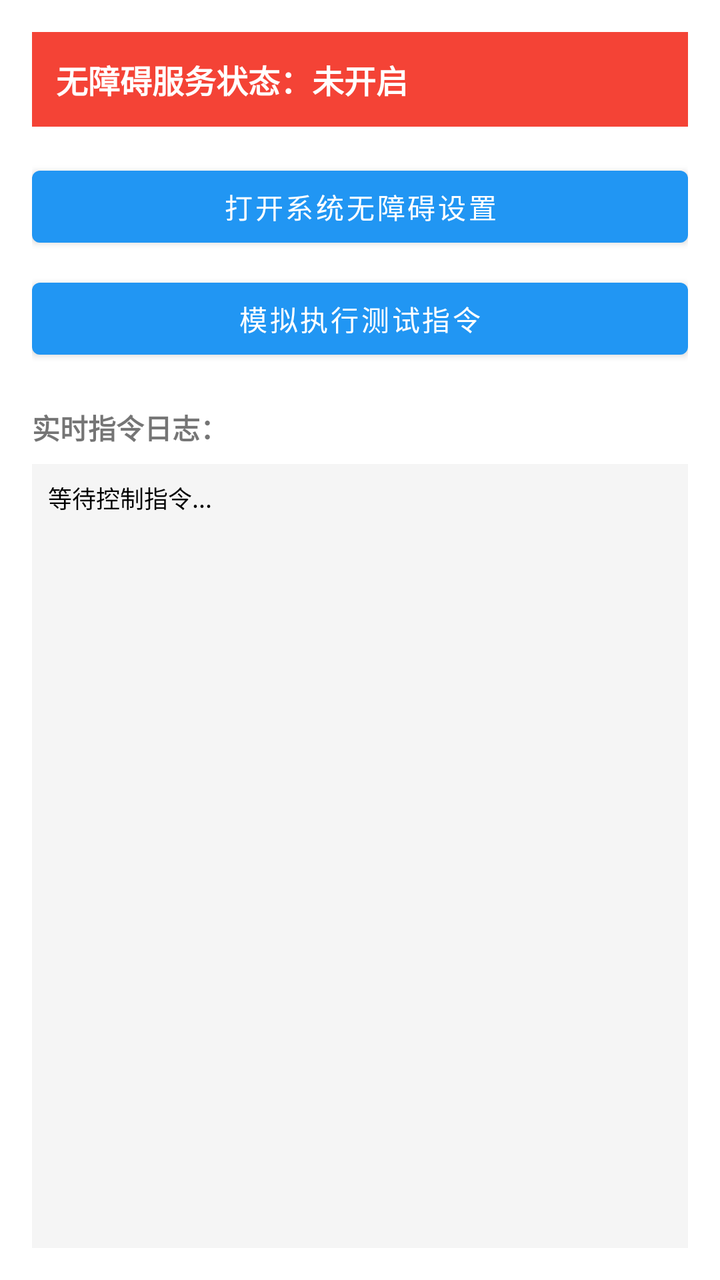
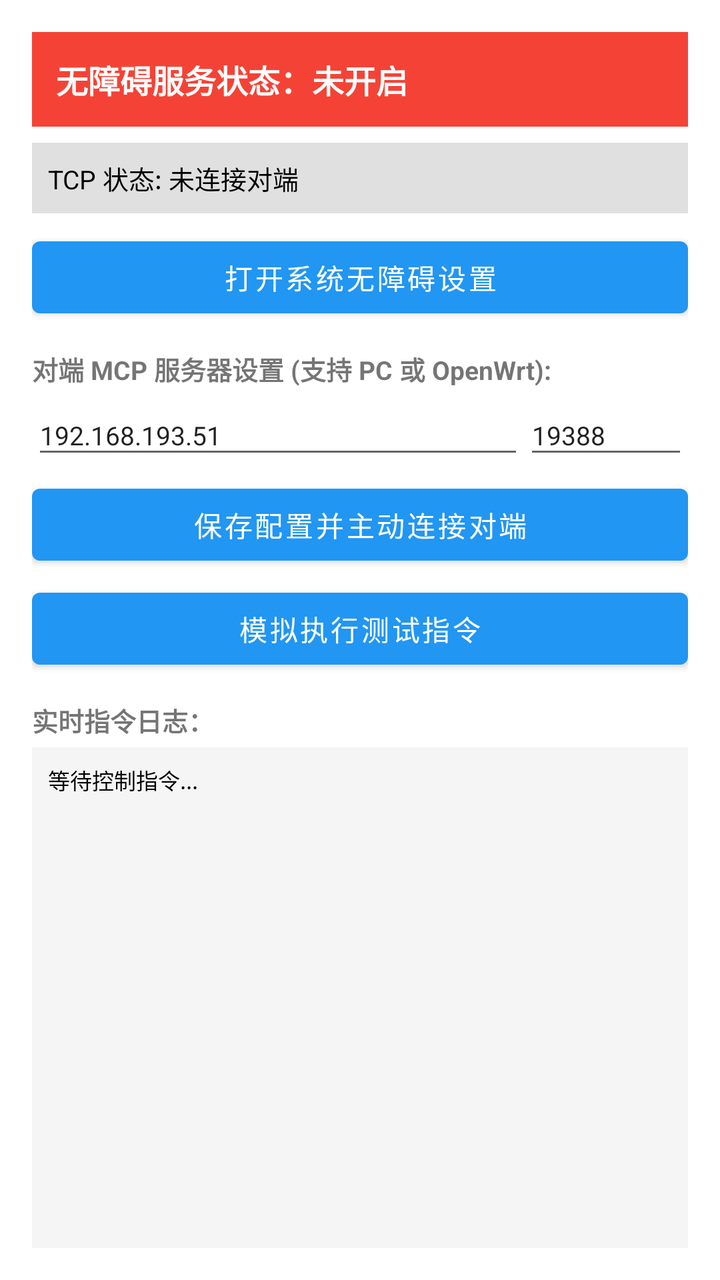

An Android layout rendered at two revisions. The XML below is the earlier revision; the diff shows what the commit changed to produce the second picture.
<!-- AndroidManifest.xml: application theme Theme.CloudAuto -->
<!-- res/layout/activity_main.xml -->
<?xml version="1.0" encoding="utf-8"?>
<LinearLayout xmlns:android="http://schemas.android.com/apk/res/android"
    android:layout_width="match_parent"
    android:layout_height="match_parent"
    android:orientation="vertical"
    android:padding="16dp">

    <TextView
        android:id="@+id/tv_status"
        android:layout_width="match_parent"
        android:layout_height="wrap_content"
        android:padding="12dp"
        android:text="@string/service_status_disabled"
        android:textColor="@color/white"
        android:background="@color/status_red"
        android:textStyle="bold"
        android:textSize="16sp" />

    <Button
        android:id="@+id/btn_open_settings"
        android:layout_width="match_parent"
        android:layout_height="wrap_content"
        android:layout_marginTop="16dp"
        android:text="@string/btn_open_settings" />

    <Button
        android:id="@+id/btn_test_cmd"
        android:layout_width="match_parent"
        android:layout_height="wrap_content"
        android:layout_marginTop="8dp"
        android:text="@string/btn_test_cmd" />

    <TextView
        android:layout_width="match_parent"
        android:layout_height="wrap_content"
        android:layout_marginTop="20dp"
        android:text="@string/log_title"
        android:textStyle="bold"
        android:textSize="14sp" />

    <ScrollView
        android:layout_width="match_parent"
        android:layout_height="0dp"
        android:layout_weight="1"
        android:layout_marginTop="8dp"
        android:background="@color/bg_log"
        android:padding="8dp">

        <TextView
            android:id="@+id/tv_log"
            android:layout_width="match_parent"
            android:layout_height="wrap_content"
            android:text="等待控制指令..."
            android:textColor="@color/black"
            android:textSize="12sp"
            android:fontFamily="monospace" />
    </ScrollView>

</LinearLayout>
<!-- resources referenced by this layout -->
<resources>
  <color name="bg_log">#F5F5F5</color>
  <color name="black">#FF000000</color>
  <color name="status_red">#F44336</color>
  <color name="white">#FFFFFFFF</color>
  <string name="btn_open_settings">打开系统无障碍设置</string>
  <string name="btn_test_cmd">模拟执行测试指令</string>
  <string name="log_title">实时指令日志：</string>
  <string name="service_status_disabled">无障碍服务状态：未开启</string>
  <style name="Theme.CloudAuto" parent="Theme.MaterialComponents.DayNight.DarkActionBar">
          <item name="colorPrimary">@color/purple_500</item>
          <item name="colorPrimaryVariant">@color/purple_700</item>
          <item name="colorOnPrimary">@color/white</item>
      </style>
  <color name="purple_500">#2196F3</color>
  <color name="purple_700">#1976D2</color>
</resources>

<!-- the commit's change to res/layout/activity_main.xml (unified diff, before → after) -->
@@ -16,33 +16,88 @@
         android:textStyle="bold"
         android:textSize="16sp" />
 
+    <TextView
+        android:id="@+id/tv_tcp_status"
+        android:layout_width="match_parent"
+        android:layout_height="wrap_content"
+        android:layout_marginTop="8dp"
+        android:padding="8dp"
+        android:text="TCP 状态: 未连接对端"
+        android:textColor="@color/black"
+        android:background="#E0E0E0"
+        android:textSize="13sp" />
+
     <Button
         android:id="@+id/btn_open_settings"
         android:layout_width="match_parent"
         android:layout_height="wrap_content"
-        android:layout_marginTop="16dp"
+        android:layout_marginTop="8dp"
         android:text="@string/btn_open_settings" />
+
+    
+    <TextView
+        android:layout_width="match_parent"
+        android:layout_height="wrap_content"
+        android:layout_marginTop="12dp"
+        android:text="对端 MCP 服务器设置 (支持 PC 或 OpenWrt):"
+        android:textStyle="bold"
+        android:textSize="13sp" />
+
+    <LinearLayout
+        android:layout_width="match_parent"
+        android:layout_height="wrap_content"
+        android:orientation="horizontal"
+        android:layout_marginTop="4dp">
+
+        <EditText
+            android:id="@+id/et_target_ip"
+            android:layout_width="0dp"
+            android:layout_height="wrap_content"
+            android:layout_weight="3"
+            android:hint="对端 IP 地址"
+            android:text="192.168.193.51"
+            android:textSize="13sp"
+            android:singleLine="true" />
+
+        <EditText
+            android:id="@+id/et_target_port"
+            android:layout_width="0dp"
+            android:layout_height="wrap_content"
+            android:layout_weight="1"
+            android:hint="端口"
+            android:text="19388"
+            android:inputType="number"
+            android:textSize="13sp"
+            android:singleLine="true" />
+    </LinearLayout>
+
+    <Button
+        android:id="@+id/btn_save_connect"
+        android:layout_width="match_parent"
+        android:layout_height="wrap_content"
+        android:layout_marginTop="4dp"
+        android:text="保存配置并主动连接对端" />
 
     <Button
         android:id="@+id/btn_test_cmd"
         android:layout_width="match_parent"
         android:layout_height="wrap_content"
-        android:layout_marginTop="8dp"
+        android:layout_marginTop="4dp"
         android:text="@string/btn_test_cmd" />
 
     <TextView
         android:layout_width="match_parent"
         android:layout_height="wrap_content"
-        android:layout_marginTop="20dp"
+        android:layout_marginTop="12dp"
         android:text="@string/log_title"
         android:textStyle="bold"
-        android:textSize="14sp" />
+        android:textSize="13sp" />
 
     <ScrollView
         android:layout_width="match_parent"
         android:layout_height="0dp"
         android:layout_weight="1"
-        android:layout_marginTop="8dp"
+        android:layout_marginTop="4dp"
         android:background="@color/bg_log"
         android:padding="8dp">
 
@@ -52,7 +107,7 @@
             android:layout_height="wrap_content"
             android:text="等待控制指令..."
             android:textColor="@color/black"
-            android:textSize="12sp"
+            android:textSize="11sp"
             android:fontFamily="monospace" />
     </ScrollView>
 
